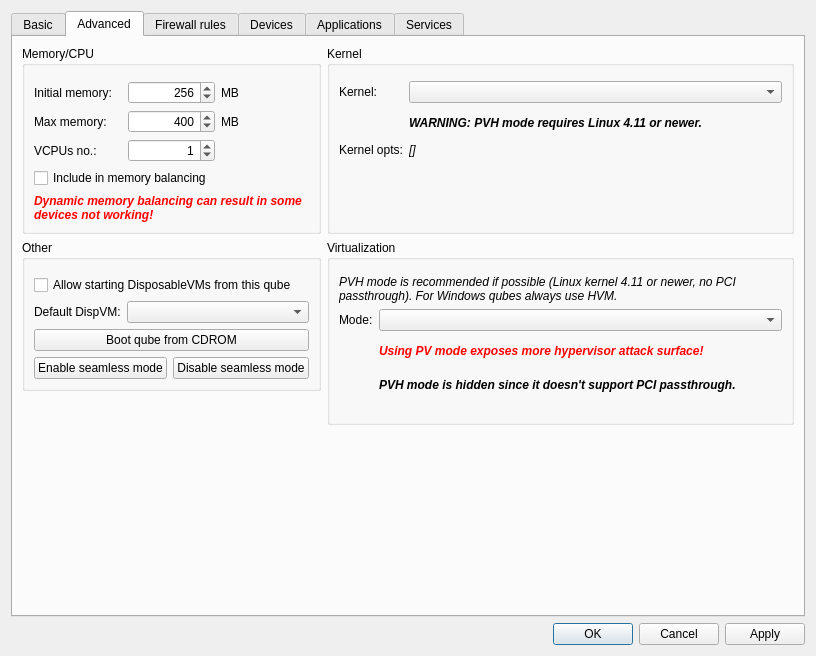
Old version of the form ui/settingsdlg.ui in the repository QubesOS/qubes-manager.
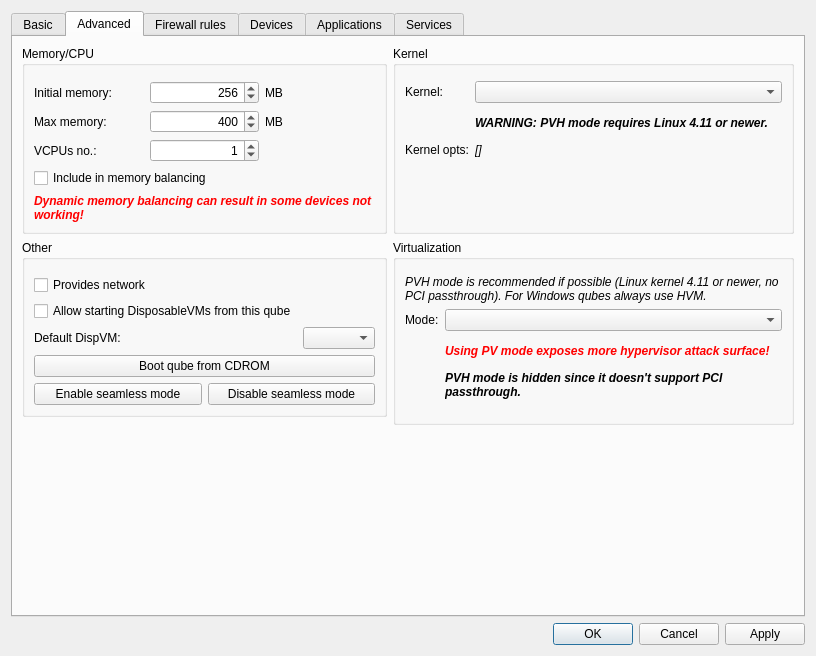
New version of the form. The open tabs and pages were chosen to show the change. Icons and pictures are not drawn.

Commit message:
Added 'provides network' checkbox to VM settings
A simple checkbox in the 'Advanced' tab. Does not allow disabling
'provides_network' if the VM is in use as NetVM; instead, a tooltip
informs the user which VMs use it.

fixes QubesOS/qubes-issues#5079

What changed in the file:
```diff
--- a/ui/settingsdlg.ui
+++ b/ui/settingsdlg.ui
@@ -792,7 +792,7 @@
             <property name="topMargin">
              <number>15</number>
             </property>
-            <item row="2" column="0">
+            <item row="5" column="0">
              <widget class="QLabel" name="label_26">
               <property name="text">
                <string>Default DispVM:</string>
@@ -802,17 +802,17 @@
               </property>
              </widget>
             </item>
-            <item row="2" column="1">
+            <item row="5" column="1">
              <widget class="QComboBox" name="default_dispvm"/>
             </item>
-            <item row="3" column="0" colspan="2">
+            <item row="6" column="0" colspan="2">
              <widget class="QPushButton" name="boot_from_device_button">
               <property name="text">
                <string>Boot qube from CDROM</string>
               </property>
              </widget>
             </item>
-            <item row="4" column="0" colspan="2">
+            <item row="7" column="0" colspan="2">
              <layout class="QHBoxLayout" name="horizontalLayout_8">
               <item>
                <widget class="QPushButton" name="seamless_on_button">
@@ -838,7 +838,14 @@
               </item>
              </layout>
             </item>
-            <item row="1" column="0" colspan="2">
+            <item row="1" column="0">
+             <widget class="QCheckBox" name="provides_network_checkbox">
+              <property name="text">
+               <string>Provides network</string>
+              </property>
+             </widget>
+            </item>
+            <item row="2" column="0">
              <widget class="QCheckBox" name="dvm_template_checkbox">
               <property name="toolTip">
                <string/>
```
Left out of the diff: 2 changed lines with no effect on the pictures. The commit also changes 1 other file.
